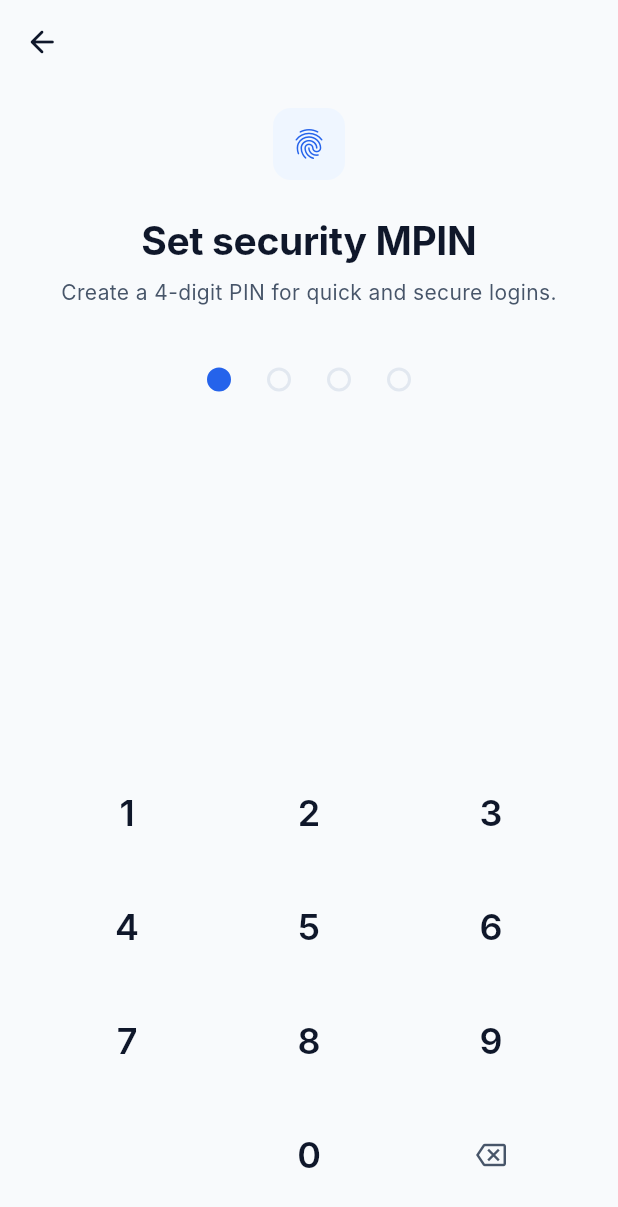
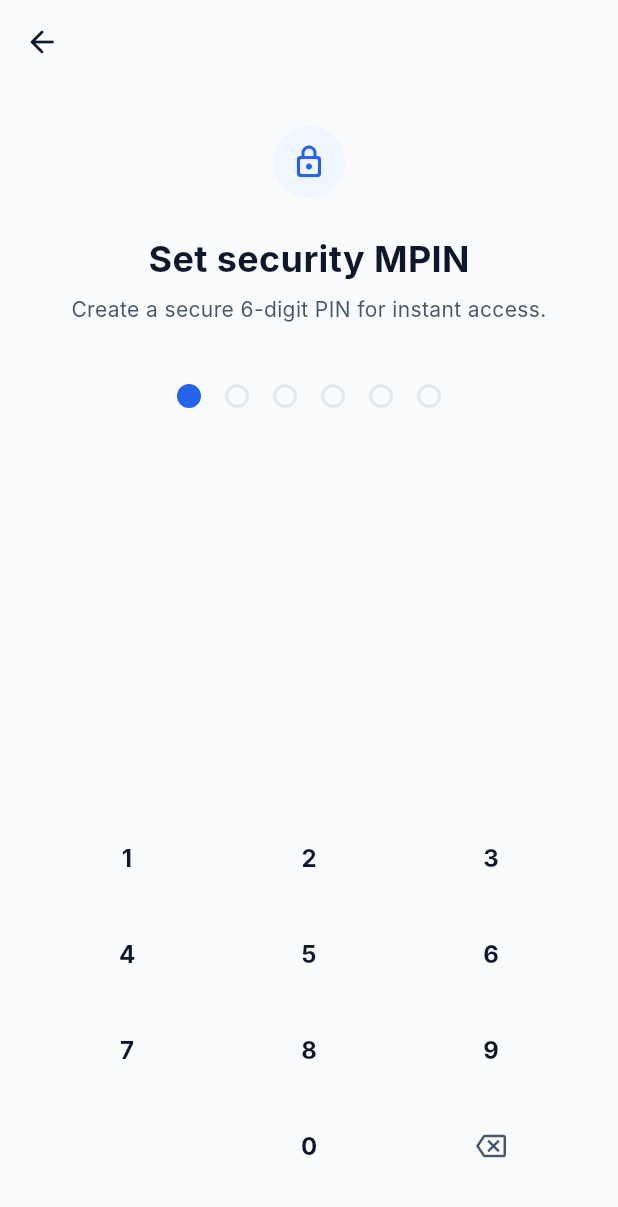
Before and after one commit to srjkunaldeveloper-sudo/PayOut, a Flutter app: the MPINScreen screen opened directly, after a tap on an icon or button, on a phone screen of 412 x 824 dp. Shown: the top 1207 px of the screen. Run offline on Flutter 3.47's test engine with Material 3 defaults, Android fonts, the phone set to English and light mode, and no system bars.

Commit message:
feat(ui): complete premium fintech UI prototype (Phase 1)

```diff
--- a/lib/features/auth/presentation/mpin_screen.dart
+++ b/lib/features/auth/presentation/mpin_screen.dart
@@ -1,7 +1,8 @@
 import 'package:flutter/material.dart';
 import 'package:payout/core/theme/app_theme.dart';
 import 'package:payout/core/widgets/app_bar.dart';
-import 'package:payout/features/dashboard/presentation/dashboard_shell.dart';
+import 'package:payout/core/widgets/widgets.dart';
+import 'package:payout/features/auth/presentation/biometric_screen.dart';
 
 class MPINScreen extends StatefulWidget {
   const MPINScreen({super.key});
@@ -12,20 +13,40 @@ class MPINScreen extends StatefulWidget {
 
 class _MPINScreenState extends State<MPINScreen> {
   String _pin = '';
+  bool _isConfirmStage = false;
+  String _firstPin = '';
+  String? _errorMessage;
 
   void _onKeyPress(String val) {
-    if (_pin.length < 4) {
+    if (_pin.length < 6) {
       setState(() {
+        _errorMessage = null;
         _pin += val;
       });
-      if (_pin.length == 4) {
-        // Auto-navigate to home dashboard
+
+      if (_pin.length == 6) {
         Future.delayed(const Duration(milliseconds: 300), () {
-          if (mounted) {
-            Navigator.of(context).pushAndRemoveUntil(
-              MaterialPageRoute(builder: (context) => const DashboardShell()),
-              (route) => false,
-            );
+          if (!mounted) return;
+
+          if (!_isConfirmStage) {
+            // Move to confirm stage
+            setState(() {
+              _firstPin = _pin;
+              _pin = '';
+              _isConfirmStage = true;
+            });
+          } else {
+            // Verify match
+            if (_pin == _firstPin) {
+              Navigator.of(context).pushReplacement(
+                MaterialPageRoute(builder: (context) => const BiometricScreen()),
+              );
+            } else {
+              setState(() {
+                _pin = '';
+                _errorMessage = 'PINs do not match. Please try again.';
+              });
+            }
           }
         });
       }
@@ -35,6 +56,7 @@ class _MPINScreenState extends State<MPINScreen> {
   void _onBackspace() {
     if (_pin.isNotEmpty) {
       setState(() {
+        _errorMessage = null;
         _pin = _pin.substring(0, _pin.length - 1);
       });
     }
@@ -43,21 +65,19 @@ class _MPINScreenState extends State<MPINScreen> {
   Widget _buildKey(String value) {
     return Expanded(
       child: Container(
-        margin: const EdgeInsets.all(AppSpacing.s8),
+        margin: const EdgeInsets.all(AppSpacing.s4),
         child: Material(
           color: Colors.transparent,
           child: InkWell(
             onTap: () => _onKeyPress(value),
-            borderRadius: BorderRadius.circular(16.0),
+            borderRadius: BorderRadius.circular(AppRadius.md),
             child: Container(
-              height: 60,
+              height: 56,
               alignment: Alignment.center,
               child: Text(
                 value,
-                style: const TextStyle(
-                  fontFamily: 'Inter',
-                  fontSize: 24.0,
-                  fontWeight: FontWeight.w600,
+                style: AppTypography.titleLarge.copyWith(
+                  fontWeight: FontWeight.bold,
                   color: AppColors.textPrimary,
                 ),
               ),
@@ -75,7 +95,7 @@ class _MPINScreenState extends State<MPINScreen> {
       appBar: const CustomAppBar(title: ''),
       body: SafeArea(
         child: Padding(
-          padding: const EdgeInsets.symmetric(horizontal: AppSpacing.s24),
+          padding: const EdgeInsets.symmetric(horizontal: AppSpacing.s24, vertical: AppSpacing.s12),
           child: Column(
             crossAxisAlignment: CrossAxisAlignment.center,
             children: [
@@ -83,13 +103,13 @@ class _MPINScreenState extends State<MPINScreen> {
               Container(
                 width: 48,
                 height: 48,
-                decoration: BoxDecoration(
-                  color: AppColors.primaryLight,
-                  borderRadius: BorderRadius.circular(12),
+                decoration: const BoxDecoration(
+                  color: AppColors.primaryContainer,
+                  shape: BoxShape.circle,
                 ),
                 child: const Center(
                   child: Icon(
-                    Icons.fingerprint_rounded,
+                    Icons.lock_outline_rounded,
                     color: AppColors.primary,
                     size: 24,
                   ),
@@ -97,30 +117,33 @@ class _MPINScreenState extends State<MPINScreen> {
               ),
               const SizedBox(height: AppSpacing.s24),
               Text(
-                'Set security MPIN',
-                style: Theme.of(context).textTheme.displayLarge?.copyWith(
-                      fontSize: 26.0,
-                      fontWeight: FontWeight.bold,
-                    ),
+                _isConfirmStage ? 'Confirm security MPIN' : 'Set security MPIN',
+                style: AppTypography.displaySmall.copyWith(
+                  fontWeight: FontWeight.bold,
+                  color: AppColors.textPrimary,
+                  fontSize: 24.0,
+                ),
               ),
               const SizedBox(height: AppSpacing.s8),
-              const Text(
-                'Create a 4-digit PIN for quick and secure logins.',
+              Text(
+                _isConfirmStage
+                    ? 'Re-enter your 6-digit PIN to confirm.'
+                    : 'Create a secure 6-digit PIN for instant access.',
                 textAlign: TextAlign.center,
-                style: TextStyle(
-                  fontFamily: 'Inter',
-                  fontSize: 14.0,
+                style: AppTypography.bodyMedium.copyWith(
                   color: AppColors.textSecondary,
                 ),
               ),
               const SizedBox(height: AppSpacing.s40),
+
+              // 6-digit indicators
               Row(
                 mainAxisAlignment: MainAxisAlignment.center,
-                children: List.generate(4, (index) {
+                children: List.generate(6, (index) {
                   final isFilled = index < _pin.length;
                   return AnimatedContainer(
                     duration: const Duration(milliseconds: 150),
-                    margin: const EdgeInsets.symmetric(horizontal: AppSpacing.s12),
+                    margin: const EdgeInsets.symmetric(horizontal: AppSpacing.s8),
                     width: 16,
                     height: 16,
                     decoration: BoxDecoration(
@@ -134,8 +157,23 @@ class _MPINScreenState extends State<MPINScreen> {
                   );
                 }),
               ),
+
+              if (_errorMessage != null) ...[
+                const SizedBox(height: AppSpacing.s24),
+                Text(
+                  _errorMessage!,
+                  style: const TextStyle(
+                    fontFamily: 'Inter',
+                    color: AppColors.error,
+                    fontSize: 12,
+                    fontWeight: FontWeight.w500,
+                  ),
+                ),
+              ],
+
               const Spacer(),
-              // Custom Numeric Keypad
+
+              // Keypad
               Column(
                 children: [
                   Row(
@@ -153,12 +191,12 @@ class _MPINScreenState extends State<MPINScreen> {
                       _buildKey('0'),
                       Expanded(
                         child: Container(
-                          margin: const EdgeInsets.all(AppSpacing.s8),
+                          margin: const EdgeInsets.all(AppSpacing.s4),
                           child: InkWell(
                             onTap: _onBackspace,
-                            borderRadius: BorderRadius.circular(16.0),
+                            borderRadius: BorderRadius.circular(AppRadius.md),
                             child: Container(
-                              height: 60,
+                              height: 56,
                               alignment: Alignment.center,
                               child: const Icon(
                                 Icons.backspace_outlined,
```
Also changed, not shown: lib/features/auth/presentation/biometric_screen.dart (added, +96 -0 lines), lib/features/auth/presentation/login_screen.dart (+98 -47 lines), lib/features/auth/presentation/otp_screen.dart (+124 -44 lines), lib/features/auth/presentation/permission_screen.dart (added, +154 -0 lines), lib/features/onboarding/presentation/onboarding_screen.dart (+15 -18 lines).
